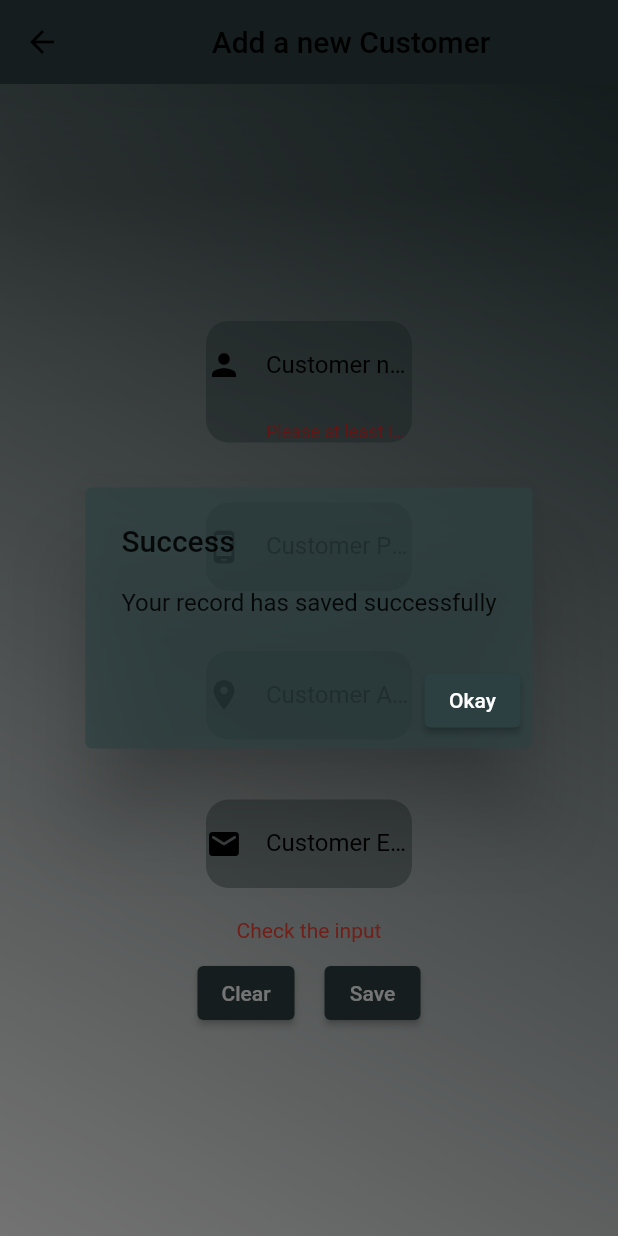
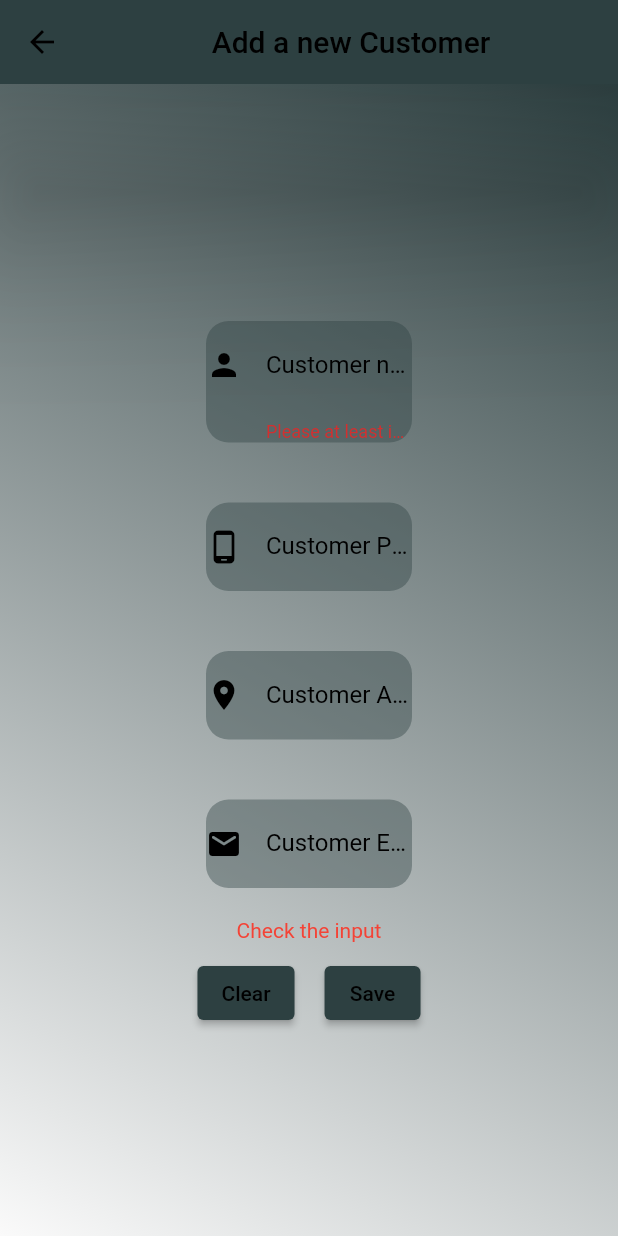
Before and after one commit to Ahmedriyadh19/Management-Factory-System, a Flutter app: the AddCustomerPage screen opened directly, after a tap on "Save", on a phone screen of 412 x 824 dp. Run offline on Flutter 3.47's test engine with Material 2 defaults, Android fonts, the phone set to English and light mode, and no system bars; our stand-ins replace flutter_colorpicker, font_awesome_flutter; missing offline and left inert: desktop_window, flutter_window_close.

Commit message:
Update v88.9

```diff
--- a/lib/Controller/windows_configuration.dart
+++ b/lib/Controller/windows_configuration.dart
@@ -5,7 +5,7 @@ import 'package:flutter/material.dart';
 import 'package:flutter_window_close/flutter_window_close.dart';
 
 class WindowsConfiguration {
-  static Color currentColor = const Color(0x002d4041);
+  static Color currentColor = const Color.fromARGB(255, 45, 64, 65);
   static setNewColor(Color newColor) {
     currentColor = newColor;
   }
--- a/lib/View/Containers/background.dart
+++ b/lib/View/Containers/background.dart
@@ -2,7 +2,7 @@ import 'package:flutter/material.dart';
 
 class Background {
   final Widget? widget;
-  static Color currentColor = const Color(0x002d4041);
+  static Color currentColor = const Color.fromARGB(255, 45, 64, 65);
 
   static Color getColor() {
     return currentColor;
--- a/lib/View/Containers/my_drawer.dart
+++ b/lib/View/Containers/my_drawer.dart
@@ -1,7 +1,7 @@
 import 'package:flutter/material.dart';
 
 class MyDrawer {
-  static Color currentColor = const Color(0x002d4041);
+  static Color currentColor = const Color.fromARGB(255, 45, 64, 65);
 
   static setNewColor(Color newColor) {
     currentColor = newColor;
--- a/lib/View/Main Pages/Add Pages/add_customer.dart
+++ b/lib/View/Main Pages/Add Pages/add_customer.dart
@@ -65,11 +65,10 @@ class _AddCustomerPageState extends State<AddCustomerPage> {
             } else {
               emptyDataVisible();
               validity();
-              showDone(context);
             }
           });
         },
-        child: Text(txt));
+        child: Text(txt, style: const TextStyle(color: Colors.black)));
   }
 
   void emptyDataVisible() {
@@ -84,6 +83,8 @@ class _AddCustomerPageState extends State<AddCustomerPage> {
         myControllerNewCustomer[0].text.trim().isEmpty) {
       errorsTexts[0] = 'Please at least input the customer name';
       errorTextHint = 'Check the input';
+    } else {
+      showDone(context);
     }
   }
 
@@ -142,7 +143,8 @@ class _AddCustomerPageState extends State<AddCustomerPage> {
                 onPressed: () {
                   Navigator.of(ctx).pop();
                 },
-                child: const Text('Okay'),
+                child:
+                    const Text('Okay', style: TextStyle(color: Colors.black)),
               )
             ],
           );
```
